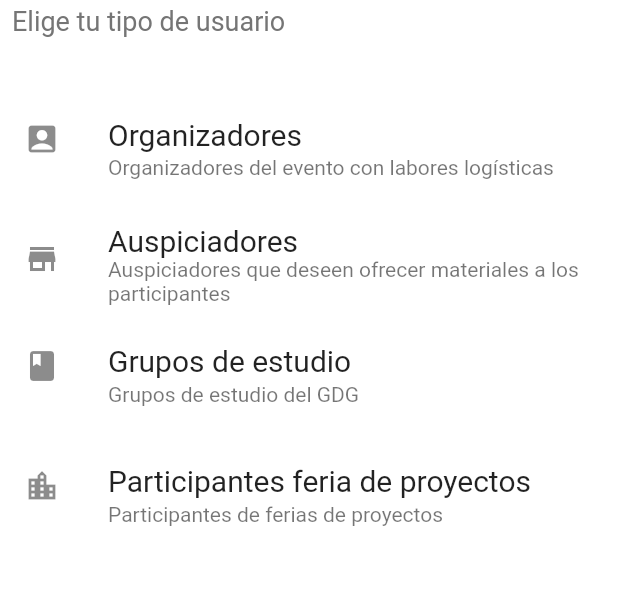
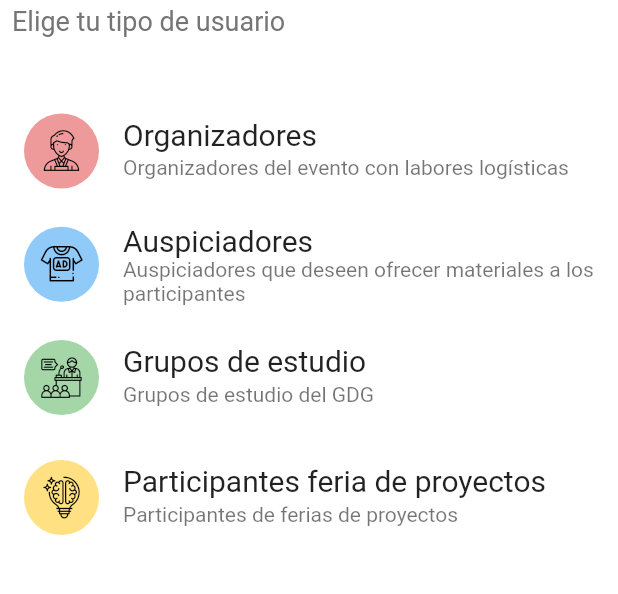
Before and after one commit to Alvardud/control_eventos_qr, a Flutter app: the screen it shows after launch, on a phone screen of 412 x 824 dp, the part 101-695 px from its top. Run offline on Flutter 3.47's test engine with Material 2 defaults, Android fonts, the phone set to English and light mode, and no system bars.

Commit message:
add icons usertype and souvenirs

```diff
--- a/lib/data/constants.dart
+++ b/lib/data/constants.dart
@@ -27,14 +27,33 @@ const Map<String, String> keyNameUser = {
   "Participantes feria de proyectos": "proyecto"
 };
 
-const String errorLoginText = "Error de autenticación, revise: \n\t*\tNo tener el campo vacio\n\t*\tColocar la contraseña correcta";
+const Map<String, IconData> iconsUser = {
+  "organizer": IconData(0xe906, fontFamily: 'Custom Icons'),
+  "auspiciadores": IconData(0xe903, fontFamily: 'Custom Icons'),
+  "grupos de estudio": IconData(0xe904, fontFamily: 'Custom Icons'),
+  "feria de proyectos": IconData(0xe902, fontFamily: 'Custom Icons'),
+};
 
-const List<IconData> userTypeIcon = [
-  Icons.account_box,
-  Icons.store,
-  Icons.book,
-  Icons.location_city
+const Map<String, IconData> iconsSouvenir = {
+  "regalo": IconData(0xe900, fontFamily: 'Custom Icons'),
+  "desayuno": IconData(0xe901, fontFamily: 'Custom Icons'),
+  "almuerzo": IconData(0xe905, fontFamily: 'Custom Icons'),
+  "souvenir": IconData(0xe907, fontFamily: 'Custom Icons'),
+  "adicionar": IconData(0xe908, fontFamily: 'Custom Icons'),
+  "puntos": IconData(0xe909, fontFamily: 'Custom Icons'),
+};
+
+List<Color> colorsDefault = [
+  Colors.red[200],
+  Colors.blue[200],
+  Colors.green[200],
+  Colors.amber[200],
+  Colors.purple[200],
+  Colors.teal[200],
 ];
+
+const String errorLoginText =
+    "Error de autenticación, revise: \n\t*\tNo tener el campo vacio\n\t*\tColocar la contraseña correcta";
 
 Company companyOrganizer = Company(
   name: 'Organizador/a',
--- a/lib/ui/pages/documentation.txt
+++ b/lib/ui/pages/documentation.txt
@@ -2,6 +2,5 @@
 pages layouts
     *login
     *choose your sponsor
-    *choose event (internal)
     *other
 **
--- a/lib/ui/pages/login.dart
+++ b/lib/ui/pages/login.dart
@@ -15,6 +15,7 @@ class Login extends StatelessWidget {
         itemBuilder: (context, item) {
           var _values = constant.keyNameUser.values.toList();
           var _keys = constant.keyNameUser.keys.toList();
+          var _icons = constant.iconsUser.values.toList();
           return InkWell(
             onTap: () => Navigator.push(
                 context,
@@ -26,13 +27,20 @@ class Login extends StatelessWidget {
                             forward: '\"Seleccionar Usuario\"',
                           )
                         : Auth(
-                          company: constant.companyOrganizer,
-                          forward: '\"Seleccionar Usuario\"',
-                        ))),
+                            company: constant.companyOrganizer,
+                            forward: '\"Seleccionar Usuario\"',
+                          ))),
             child: ListTile(
               contentPadding:
                   EdgeInsets.symmetric(vertical: 4.0, horizontal: 16.0),
-              leading: Icon(constant.userTypeIcon[item]),
+              leading: Container(
+                width: 50.0,
+                height: 50.0,
+                decoration: BoxDecoration(
+                    color: constant.colorsDefault[item % 6],
+                    borderRadius: BorderRadius.circular(25.0)),
+                child: Icon(_icons[item], size: 28.0, color: Colors.black),
+              ),
               title: Text(
                 _keys[item],
                 style: TextStyle(fontSize: 20.0),
```
Also changed, not shown: pubspec.yaml (+4 -4 lines), assets/icons/custom_icons.ttf (added).
